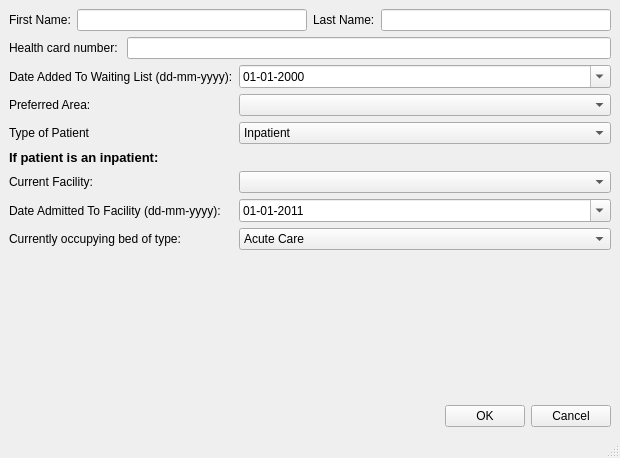
Qt form addpatienttowaitinglist.ui (hummushaman/EOBCproject) before a commit.
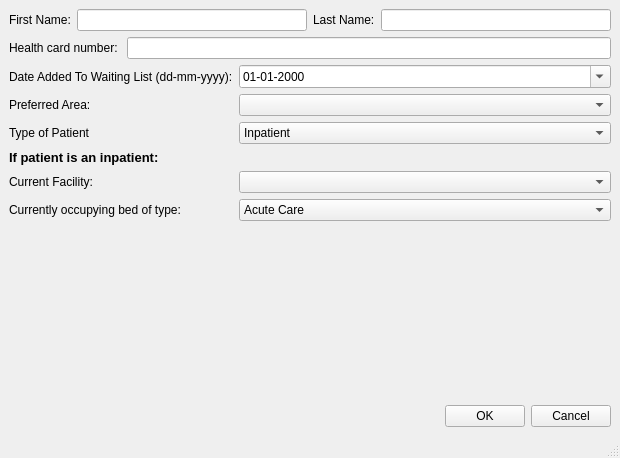
The same form after that commit.

Patch:
```diff
--- a/addpatienttowaitinglist.ui
+++ b/addpatienttowaitinglist.ui
@@ -92,60 +92,13 @@
          <widget class="QComboBox" name="comboBox_facilities"/>
         </item>
         <item row="9" column="0">
-         <widget class="QLabel" name="label_6">
-          <property name="text">
-           <string>Date Admitted To Facility (dd-mm-yyyy):</string>
-          </property>
-         </widget>
-        </item>
-        <item row="9" column="1">
-         <widget class="QDateEdit" name="dateEdit_dateAdmitted">
-          <property name="dateTime">
-           <datetime>
-            <hour>0</hour>
-            <minute>0</minute>
-            <second>0</second>
-            <year>2011</year>
-            <month>1</month>
-            <day>1</day>
-           </datetime>
-          </property>
-          <property name="minimumDateTime">
-           <datetime>
-            <hour>0</hour>
-            <minute>0</minute>
-            <second>0</second>
-            <year>1752</year>
-            <month>9</month>
-            <day>14</day>
-           </datetime>
-          </property>
-          <property name="displayFormat">
-           <string>dd-MM-yyyy</string>
-          </property>
-          <property name="calendarPopup">
-           <bool>true</bool>
-          </property>
-          <property name="timeSpec">
-           <enum>Qt::LocalTime</enum>
-          </property>
-          <property name="date">
-           <date>
-            <year>2011</year>
-            <month>1</month>
-            <day>1</day>
-           </date>
-          </property>
-         </widget>
-        </item>
-        <item row="10" column="0">
          <widget class="QLabel" name="label_8">
           <property name="text">
            <string>Currently occupying bed of type:</string>
           </property>
          </widget>
         </item>
-        <item row="10" column="1">
+        <item row="9" column="1">
          <widget class="QComboBox" name="comboBox_careType">
           <item>
            <property name="text">
```
Left out of the diff: 76 changed lines with no effect on the pictures.
